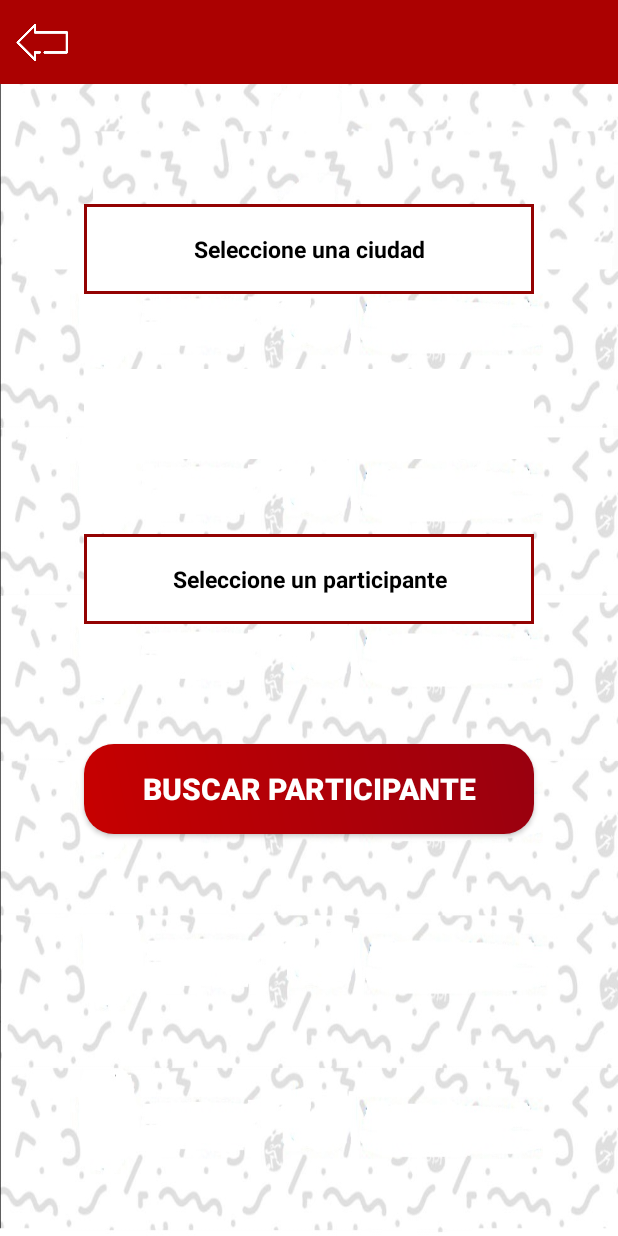
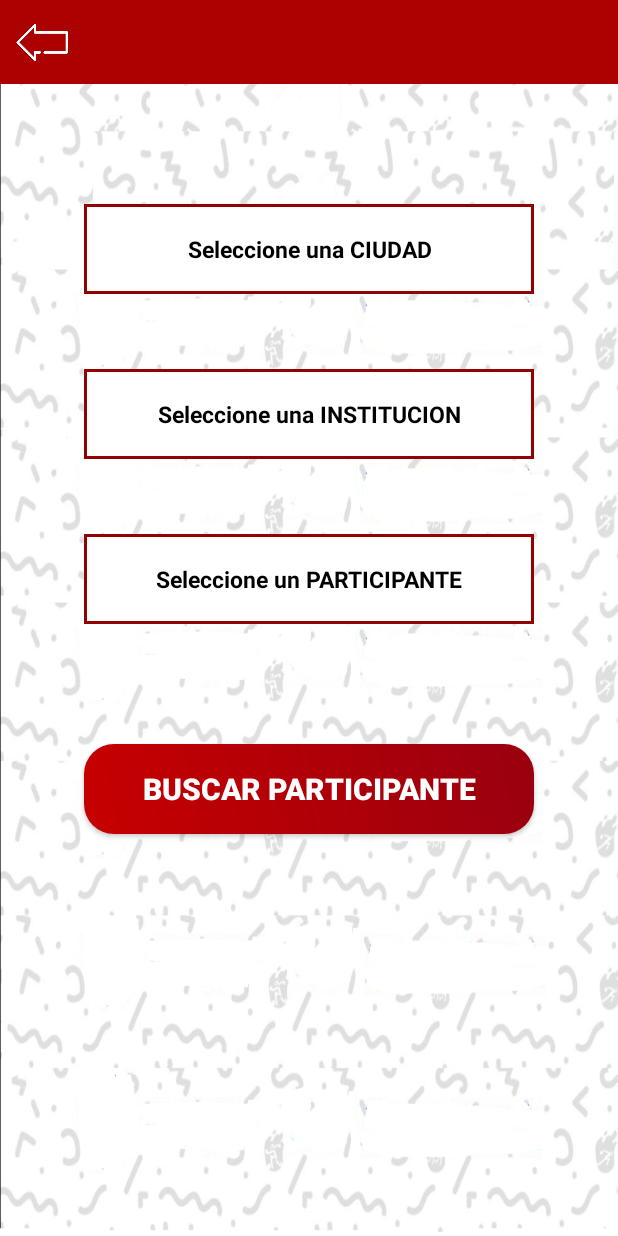
Before and after one commit to Tonra/Paralimpicos2019v20, an Android app: the busquedaActivity screen opened directly, with no data from a screen before it, after a tap on "BUSCAR PARTICIPANTE", on a phone screen of 412 x 824 dp. Run offline under Robolectric (Android 15) with nearby library versions, the phone set to English and light mode, and no system bars.

Commit message:
Sabado 22, 19:00 Spinner dinamicos EXITO! (listo para una consulta sql y rellenar)

```diff
--- a/app/src/main/java/com/example/diego/paralimpicos2019v20/DataBase.java
+++ b/app/src/main/java/com/example/diego/paralimpicos2019v20/DataBase.java
@@ -10,24 +10,24 @@
 
 
     public static boolean consultaCiudad(String ciudad){
-        if(ciudad.equalsIgnoreCase("Seleccione una ciudad")){
-            return false;
+        if(ciudad.equalsIgnoreCase("Seleccione una CIUDAD")){
+            return true;
         }
-        return true;
+        return false;
     }
 
     public static boolean consultarInstitucion(String institucion){
-        if(institucion.equalsIgnoreCase("Selecciona una institución")){
-            return false;
+        if(institucion.equalsIgnoreCase("Seleccione una INSTITUCION")){
+            return true;
         }
-        return true;
+        return false;
     }
 
     public static boolean consultarParticipante(String participante){
-        if(participante.equalsIgnoreCase("Selecciona un participante")){
-            return false;
+        if(participante.equalsIgnoreCase("Seleccione un PARTICIPANTE")){
+            return true;
         }
-        return true;
+        return false;
     }
 
 }
--- a/app/src/main/java/com/example/diego/paralimpicos2019v20/busquedaActivity.java
+++ b/app/src/main/java/com/example/diego/paralimpicos2019v20/busquedaActivity.java
@@ -34,15 +34,15 @@
         comboParticipante=(Spinner)findViewById(R.id.participante);
 
         //Carga de adapter en los spinner
-        ArrayAdapter<CharSequence> adapter =ArrayAdapter.createFromResource(this,R.array.spinner_ciudades,
+        ArrayAdapter adapter =ArrayAdapter.createFromResource(this,R.array.spinner_ciudades,
                 R.layout.spinner_layout);
         comboCiuidad.setAdapter(adapter);
 
-        ArrayAdapter<CharSequence> adapter2 =ArrayAdapter.createFromResource(this,R.array.spinner_institucion,
+        ArrayAdapter adapter2 =ArrayAdapter.createFromResource(this,R.array.spinner_defecto_institucion,
                 R.layout.spinner_layout);
         comboInstitucion.setAdapter(adapter2);
 
-        ArrayAdapter<CharSequence> adapter3 =ArrayAdapter.createFromResource(this,R.array.spinner_participante,
+        ArrayAdapter adapter3 =ArrayAdapter.createFromResource(this,R.array.spinner_defecto_participante,
                 R.layout.spinner_layout);
         comboParticipante.setAdapter(adapter3);
 
@@ -52,16 +52,20 @@
         comboCiuidad.setOnItemSelectedListener(new AdapterView.OnItemSelectedListener() {
             @Override
             public void onItemSelected(AdapterView<?> parent, View view, int position, long id) {
-                    if(DataBase.consultaCiudad(comboCiuidad.getSelectedItem().toString())==true){
-                            buscarCiudad=comboCiuidad.getSelectedItem().toString();
-                    }else{
-                        buscarCiudad=comboCiuidad.getSelectedItem().toString();
-                    }
+                if(DataBase.consultaCiudad((String) parent.getItemAtPosition(position))==true) {
+                    buscarCiudad= (String) parent.getItemAtPosition(position);
+                }else{
+                    buscarCiudad= (String) parent.getItemAtPosition(position);
+                    ArrayAdapter adapter2 =ArrayAdapter.createFromResource(busquedaActivity.this,R.array.spinner_institucion,
+                            R.layout.spinner_layout);
+                    comboInstitucion.setAdapter(adapter2);
+
+                }
             }
 
             @Override
             public void onNothingSelected(AdapterView<?> parent) {
-                buscarCiudad=comboCiuidad.getSelectedItem().toString();
+
             }
         });
 
@@ -69,17 +73,20 @@
         comboInstitucion.setOnItemSelectedListener(new AdapterView.OnItemSelectedListener() {
             @Override
             public void onItemSelected(AdapterView<?> parent, View view, int position, long id) {
+                if(DataBase.consultarInstitucion((String) parent.getItemAtPosition(position))==true) {
+                    buscarInstitucion= (String) parent.getItemAtPosition(position);
+                }else{
+                    buscarInstitucion= (String) parent.getItemAtPosition(position);
+                    ArrayAdapter adapter3 =ArrayAdapter.createFromResource(busquedaActivity.this,R.array.spinner_participante,
+                            R.layout.spinner_layout);
+                    comboParticipante.setAdapter(adapter3);
+                }
 
-                if(DataBase.consultarInstitucion(comboInstitucion.getSelectedItem().toString())==true){
-                    buscarInstitucion=comboInstitucion.getSelectedItem().toString();
-                }else{
-                    buscarInstitucion=comboCiuidad.getSelectedItem().toString();
-                }
             }
 
             @Override
             public void onNothingSelected(AdapterView<?> parent) {
-                buscarInstitucion=comboCiuidad.getSelectedItem().toString();
+
             }
         });
 
@@ -87,16 +94,17 @@
         comboParticipante.setOnItemSelectedListener(new AdapterView.OnItemSelectedListener() {
             @Override
             public void onItemSelected(AdapterView<?> parent, View view, int position, long id) {
-                if(DataBase.consultarParticipante(comboParticipante.getSelectedItem().toString())==true){
-                    buscarParticipante=comboParticipante.getSelectedItem().toString();
+                if(DataBase.consultarParticipante((String) parent.getItemAtPosition(position))==true) {
+                    buscarParticipante= (String) parent.getItemAtPosition(position);
                 }else{
-                    buscarParticipante=comboParticipante.getSelectedItem().toString();
+                    buscarParticipante= (String) parent.getItemAtPosition(position);
+
                 }
             }
 
             @Override
             public void onNothingSelected(AdapterView<?> parent) {
-                buscarParticipante=comboParticipante.getSelectedItem().toString();
+
             }
         });
     }
@@ -133,13 +141,18 @@
     }
 
     public void eventoBuscar(View view) {
-        if(DataBase.consultaCiudad(buscarCiudad)==false){
-            Toast toast1 = Toast.makeText(getApplicationContext(),"Ingrese una ciudad valida", Toast.LENGTH_SHORT);
+        if(DataBase.consultaCiudad(buscarCiudad)){
+            Toast toast1 = Toast.makeText(getApplicationContext(),"Seleccione una ciudad correcta", Toast.LENGTH_SHORT);
             toast1.show();
         }else{
-            if (DataBase.consultarInstitucion(buscarInstitucion)==false){
-                Toast toast2 = Toast.makeText(getApplicationContext(),"Ingrese una institución valida", Toast.LENGTH_SHORT);
-                toast2.show();
+            if(DataBase.consultarInstitucion(buscarInstitucion)){
+                Toast toast1 = Toast.makeText(getApplicationContext(),"Seleccione una institución correcta", Toast.LENGTH_SHORT);
+                toast1.show();
+            }else{
+                if (DataBase.consultarParticipante(buscarParticipante)){
+                    Toast toast1 = Toast.makeText(getApplicationContext(),"Seleccione un participante correcto", Toast.LENGTH_SHORT);
+                    toast1.show();
+                }
             }
         }
     }
--- a/app/src/main/res/values/opcionesSpinner.xml
+++ b/app/src/main/res/values/opcionesSpinner.xml
@@ -1,23 +1,31 @@
 <?xml version="1.0" encoding="utf-8"?>
 <resources>
     <string-array name="spinner_ciudades">
-        <item>Seleccione una ciudad</item>
+        <item>Seleccione una CIUDAD</item>
         <item>Ciudad A</item>
         <item>Ciudad B</item>
         <item>Ciudad C</item>
         <item>Ciudad D</item>
     </string-array>
 
-    <string-array name="spinner_institución">
-        <item>Seleccione una institución</item>
+    <string-array name="spinner_defecto_institucion">
+        <item>Seleccione una INSTITUCION</item>
+    </string-array>
+
+    <string-array name="spinner_institucion">
+        <item>Seleccione una INSTITUCION</item>
         <item>Institucion A</item>
         <item>Institucion B</item>
         <item>Institucion D</item>
         <item>Institucion E</item>
     </string-array>
 
+    <string-array name="spinner_defecto_participante">
+        <item>Seleccione un PARTICIPANTE</item>
+    </string-array>
+
     <string-array name="spinner_participante">
-        <item>Seleccione un participante</item>
+        <item>Seleccione un PARTICIPANTE</item>
         <item>Participante A</item>
         <item>Participante B</item>
         <item>Participante C</item>
```
